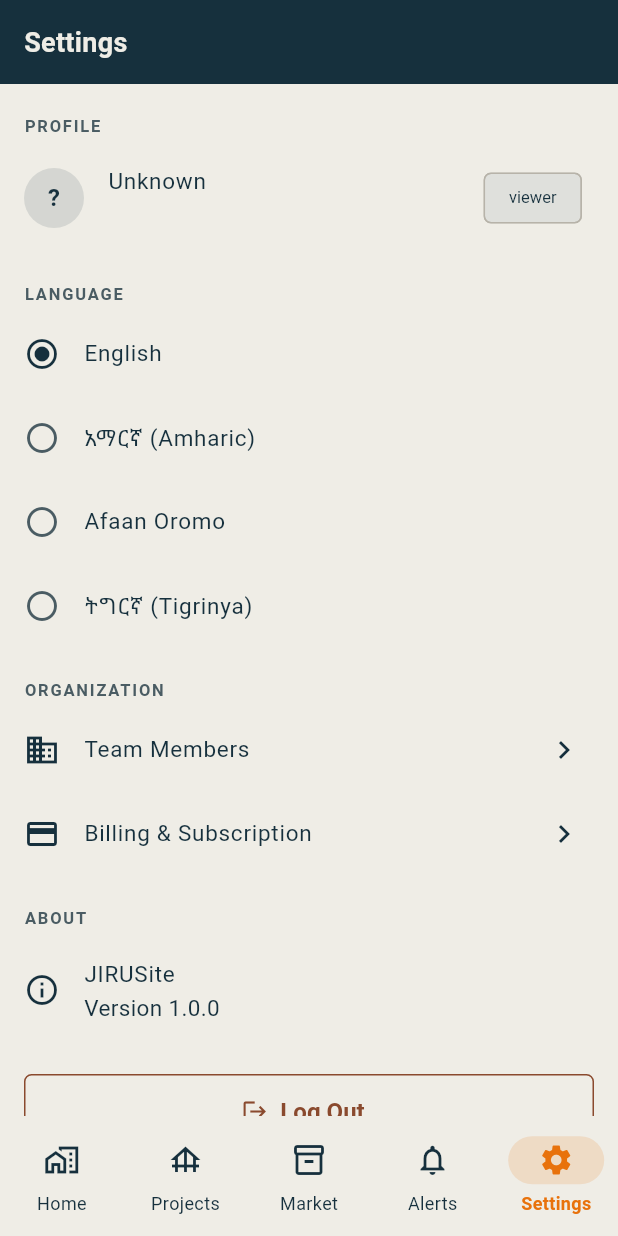
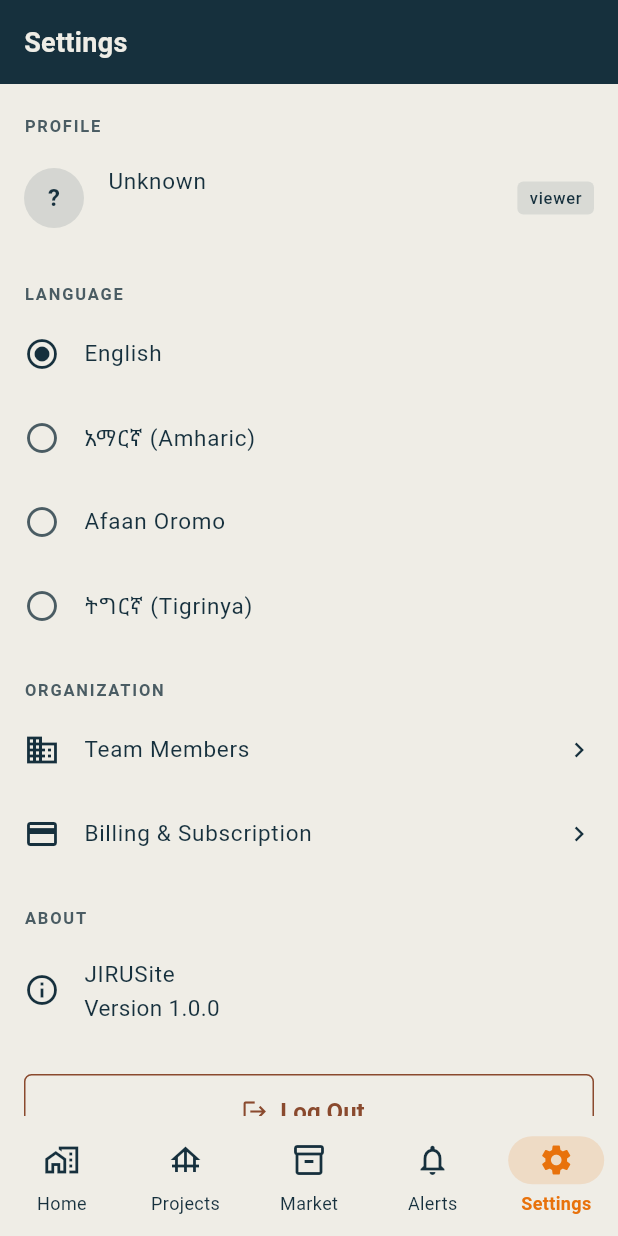
Before and after one commit to jiruutech/jirusite, a Flutter app: the SettingsScreen screen opened by its route, after a tap on "English", on a phone screen of 412 x 824 dp. Run offline on Flutter 3.47's test engine with Material 3 defaults, Android fonts, the phone set to English and light mode, and no system bars; our stand-ins replace connectivity_plus, dio, firebase_core, fl_chart, flutter_image_compress, flutter_riverpod and 4 more; accounts and stored records are empty; network calls fail.

Commit message:
fix: resolve render errors, locale crash, and navigation issues
- project_detail_screen: move DefaultTabController inside NestedScrollView
  body to fix null geometry on SliverPersistentHeader; replace Container
  color+decoration with DecoratedBox to fix assertion error
- app.dart: add AppLocalizations.delegate; restrict supportedLocales to
  en/am (Flutter material delegates don't ship om/ti); add
  localeResolutionCallback to allow om/ti through to ARB delegate only
- locale_provider: clear invalid stored locale on load, guard setLocale
  against unsupported codes, add materialLocale getter
- router.dart: split redirect logic into login-flow / onboarding / app
  buckets so project detail navigation is never intercepted
- auth_provider: add DioException-aware _parseError with _humanise mapper
  (401→friendly text, 409→already registered, timeouts, 5xx etc.); add
  try/catch to setupOrganization and requestOtp
- dashboard_screen: replace ListTile trailing with InkWell+Row to fix
  trailing-consumes-width error
- settings_screen: add contentPadding to ListTile with trailing icons;
  replace Chip trailing with plain Container
- org_setup_screen, otp_screen, register_screen: consistent styled error
  box matching login screen; remove raw e.toString() from UI
- api_endpoints: set production Render URL as default baseUrl
- backend pool.js: add ssl rejectUnauthorized for Neon in production
- backend index.js: add Render keep-warm self-pinger
- backend notification.service.js: support FIREBASE_SERVICE_ACCOUNT_JSON

```diff
--- a/jirusite-mobile/lib/app/app.dart
+++ b/jirusite-mobile/lib/app/app.dart
@@ -2,6 +2,7 @@ import 'package:flutter/material.dart';
 import 'package:flutter_riverpod/flutter_riverpod.dart';
 import 'package:flutter_localizations/flutter_localizations.dart';
 
+import '../core/localization/generated/app_localizations.dart';
 import '../core/localization/locale_provider.dart';
 import 'router.dart';
 import 'theme.dart';
@@ -22,14 +23,23 @@ class JiruSiteApp extends ConsumerWidget {
       themeMode: ThemeMode.light,
       routerConfig: router,
       locale: locale,
-      // Supported locales — en + Ethiopian languages
+      // Only list locales that Flutter's GlobalMaterialLocalizations ships.
+      // om and ti are supported by our own ARB strings but NOT by Flutter's
+      // material delegates — listing them here causes "No MaterialLocalizations"
+      // crashes. We handle om/ti display via our AppLocalizations delegate only.
       supportedLocales: const [
         Locale('en'),
         Locale('am'),
-        Locale('om'),
-        Locale('ti'),
       ],
+      localeResolutionCallback: (requested, supported) {
+        if (requested == null) return const Locale('am');
+        // Our app supports en, am, om, ti — allow all four through
+        const appLocales = ['en', 'am', 'om', 'ti'];
+        if (appLocales.contains(requested.languageCode)) return requested;
+        return const Locale('am');
+      },
       localizationsDelegates: const [
+        AppLocalizations.delegate,
         GlobalMaterialLocalizations.delegate,
         GlobalWidgetsLocalizations.delegate,
         GlobalCupertinoLocalizations.delegate,
--- a/jirusite-mobile/lib/features/settings/presentation/screens/settings_screen.dart
+++ b/jirusite-mobile/lib/features/settings/presentation/screens/settings_screen.dart
@@ -30,10 +30,17 @@ class SettingsScreen extends ConsumerWidget {
             ),
             title: Text(user?.fullName ?? 'Unknown'),
             subtitle: Text(user?.phoneNumber ?? ''),
-            trailing: Chip(
-              label: Text(user?.role ?? 'viewer',
-                  style: const TextStyle(fontSize: 11)),
-              backgroundColor: AppColors.primary.withValues(alpha: 0.1),
+            contentPadding: const EdgeInsets.symmetric(horizontal: 16),
+            trailing: Container(
+              padding: const EdgeInsets.symmetric(horizontal: 8, vertical: 3),
+              decoration: BoxDecoration(
+                color: AppColors.primary.withValues(alpha: 0.1),
+                borderRadius: BorderRadius.circular(4),
+              ),
+              child: Text(
+                user?.role ?? 'viewer',
+                style: const TextStyle(fontSize: 11, color: AppColors.primary),
+              ),
             ),
           ),
 
@@ -61,13 +68,15 @@ class SettingsScreen extends ConsumerWidget {
           ListTile(
             leading: const Icon(Icons.business_outlined),
             title: const Text('Team Members'),
-            trailing: const Icon(Icons.chevron_right),
+            contentPadding: const EdgeInsets.symmetric(horizontal: 16),
+            trailing: const Icon(Icons.chevron_right, size: 20),
             onTap: () {},
           ),
           ListTile(
             leading: const Icon(Icons.credit_card_outlined),
             title: const Text('Billing & Subscription'),
-            trailing: const Icon(Icons.chevron_right),
+            contentPadding: const EdgeInsets.symmetric(horizontal: 16),
+            trailing: const Icon(Icons.chevron_right, size: 20),
             onTap: () => context.push('/billing'),
           ),
 
```
Also changed, not shown: jirusite-mobile/lib/app/router.dart (+18 -9 lines), jirusite-mobile/lib/core/localization/locale_provider.dart (+19 -1 lines), jirusite-mobile/lib/features/auth/presentation/providers/auth_provider.dart (+83 -4 lines), jirusite-mobile/lib/features/auth/presentation/screens/org_setup_screen.dart (+32 -3 lines), jirusite-mobile/lib/features/auth/presentation/screens/otp_screen.dart (+26 -5 lines), jirusite-mobile/lib/features/auth/presentation/screens/register_screen.dart (+21 -1 lines), jirusite-mobile/lib/features/dashboard/presentation/screens/dashboard_screen.dart (+16 -7 lines), jirusite-mobile/lib/features/projects/presentation/screens/project_detail_screen.dart (+22 -22 lines).
